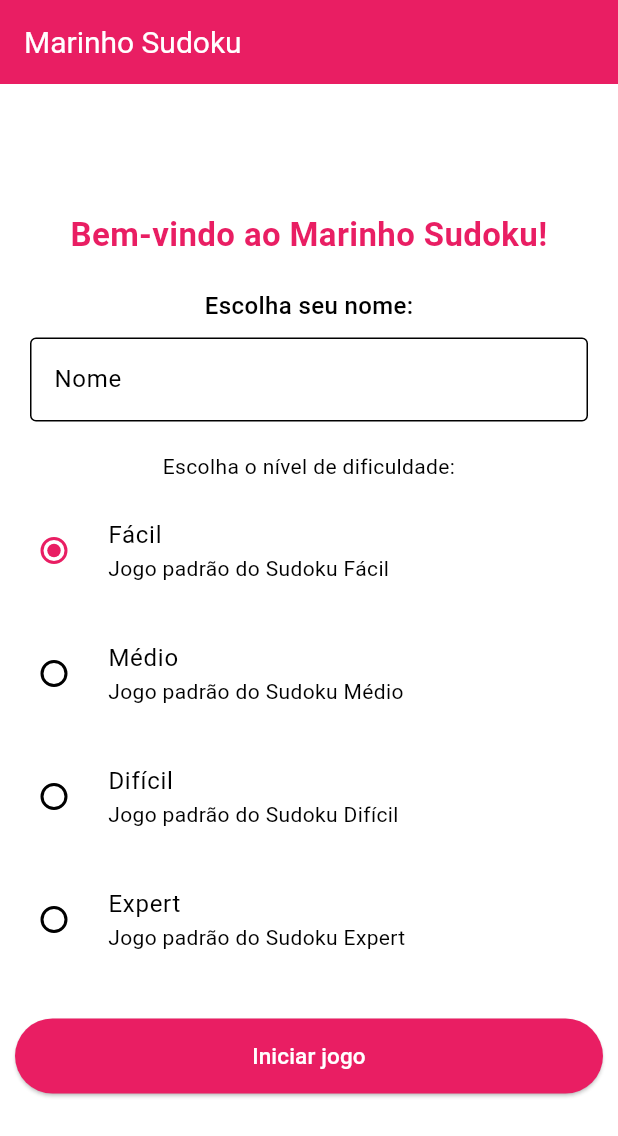
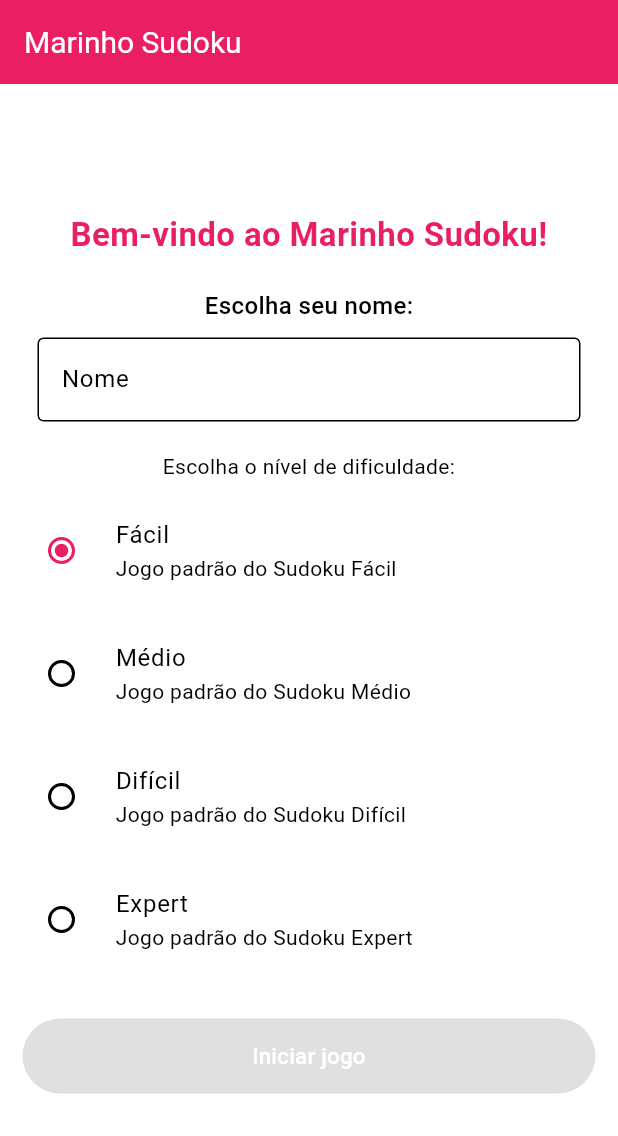
Before and after one commit to JoaoGabriel-Lima/SudokuApp, a Flutter app: the screen it shows after launch, on a phone screen of 412 x 824 dp. Shown: the top 1136 px of the screen. Run offline on Flutter 3.47's test engine with Material 3 defaults, Android fonts, the phone set to English and light mode, and no system bars; our stand-ins replace tuple; missing offline and left inert: sudoku_dart.

Commit message:
Add player name input and update game initialization in Sudoku options

```diff
--- a/lib/sudoku_game.dart
+++ b/lib/sudoku_game.dart
@@ -2,10 +2,13 @@ import 'package:flutter/material.dart';
 import 'package:sudoku/sudoku_game_page.dart';
 
 class SudokuGameMain extends StatelessWidget {
-  const SudokuGameMain({super.key, this.difficulty = "easy"});
+  const SudokuGameMain(
+      {super.key, this.difficulty = "easy", this.playerName = "Jogador 1"});
   final String difficulty;
+  final String playerName;
 
   get dificuldade => difficulty;
+  get nomeJogador => playerName;
 
   @override
   Widget build(BuildContext context) {
@@ -14,6 +17,7 @@ class SudokuGameMain extends StatelessWidget {
       debugShowCheckedModeBanner: false,
       home: GameRootPage(
         difficulty: dificuldade,
+        playerName: nomeJogador,
       ),
       theme: ThemeData(
           primaryColor: Colors.pink,
@@ -54,12 +58,12 @@ class _GameRootPageState extends State<GameRootPage> {
         shadowColor: Colors.black,
         // backgroundColor: Colors.blue,
       ),
-      floatingActionButton: FloatingActionButton(
-        onPressed: () {
-          debugPrint('Botão pressionado');
-        },
-        child: const Icon(Icons.pause),
-      ),
+      // floatingActionButton: FloatingActionButton(
+      //   onPressed: () {
+      //     debugPrint('Botão pressionado');
+      //   },
+      //   child: const Icon(Icons.pause),
+      // ),
       body: SudokuGamePage(
         dificuldadeSelecionada: widget.difficulty,
         playerName: playerName,
--- a/lib/sudoku_game_options.dart
+++ b/lib/sudoku_game_options.dart
@@ -14,6 +14,8 @@ class _SudokuGameOptionsState extends State<SudokuGameOptions> {
   @override
   Widget build(BuildContext context) {
     return Center(
+        child: SingleChildScrollView(
+            padding: const EdgeInsets.fromLTRB(5, 10, 5, 10),
             child: ConstrainedBox(
               constraints: const BoxConstraints(maxWidth: 600),
               child: Column(
@@ -41,12 +43,15 @@ class _SudokuGameOptionsState extends State<SudokuGameOptions> {
                         TextField(
                           decoration: const InputDecoration(
                             border: OutlineInputBorder(
-                        borderSide: const BorderSide(color: Colors.black)),
+                                borderSide: BorderSide(color: Colors.black)),
                             enabledBorder: OutlineInputBorder(
-                        borderSide: const BorderSide(color: Colors.black)),
+                                borderSide: BorderSide(color: Colors.black)),
                             labelText: 'Nome',
                           ),
                           controller: nameController,
+                          onChanged: (value) {
+                            setState(() {});
+                          },
                         ),
                       ],
                     ),
@@ -110,18 +115,19 @@ class _SudokuGameOptionsState extends State<SudokuGameOptions> {
                   SizedBox(height: 20),
                   Padding(
                       padding: const EdgeInsets.all(10),
-              child: ElevatedButton(
-                  onPressed: () {
+                      child: FilledButton(
+                          onPressed: nameController.text == ""
+                              ? null
+                              : () {
                                   Navigator.of(context).push(MaterialPageRoute(
                                       builder: (context) => GameRootPage(
                                             difficulty: difficulty,
                                             playerName: nameController.text,
                                           )));
                                 },
-                  style: ButtonStyle(
-                    backgroundColor: WidgetStateProperty.all(Colors.pink),
-                    minimumSize: WidgetStateProperty.all(
-                        const Size(double.infinity, 50)),
+                          style: FilledButton.styleFrom(
+                            // backgroundColor: Colors.pink,
+                            minimumSize: const Size(double.infinity, 50),
                           ),
                           child: const Text(
                             'Iniciar jogo',
@@ -130,6 +136,6 @@ class _SudokuGameOptionsState extends State<SudokuGameOptions> {
                           )))
                 ],
               ),
-    ));
+            )));
   }
 }
```
Also changed, not shown: lib/sudoku_game_page.dart (+95 -16 lines). Lines whose indentation alone changed are shown as unchanged.
